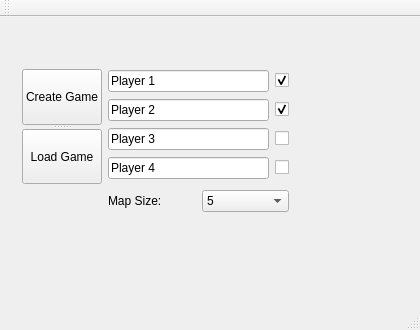
Before: the Qt Designer form gui/mainwindow.ui in Dasio/ICP, drawn with Qt 5.
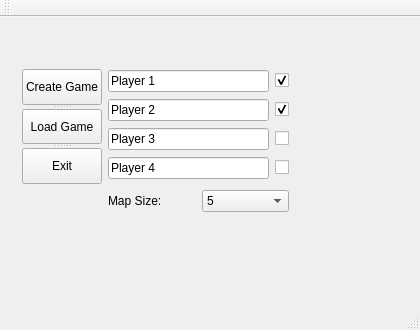
After: the same form once the commit is applied.

Commit message: GUI: Added exit buttons

What changed in the file:
```diff
--- a/gui/mainwindow.ui
+++ b/gui/mainwindow.ui
@@ -39,6 +39,11 @@
          <string>Load Game</string>
         </property>
        </widget>
+       <widget class="QPushButton" name="exitButton">
+        <property name="text">
+         <string>Exit</string>
+        </property>
+       </widget>
       </widget>
      </item>
      <item row="0" column="1">
```
The commit also changes 5 other files.
